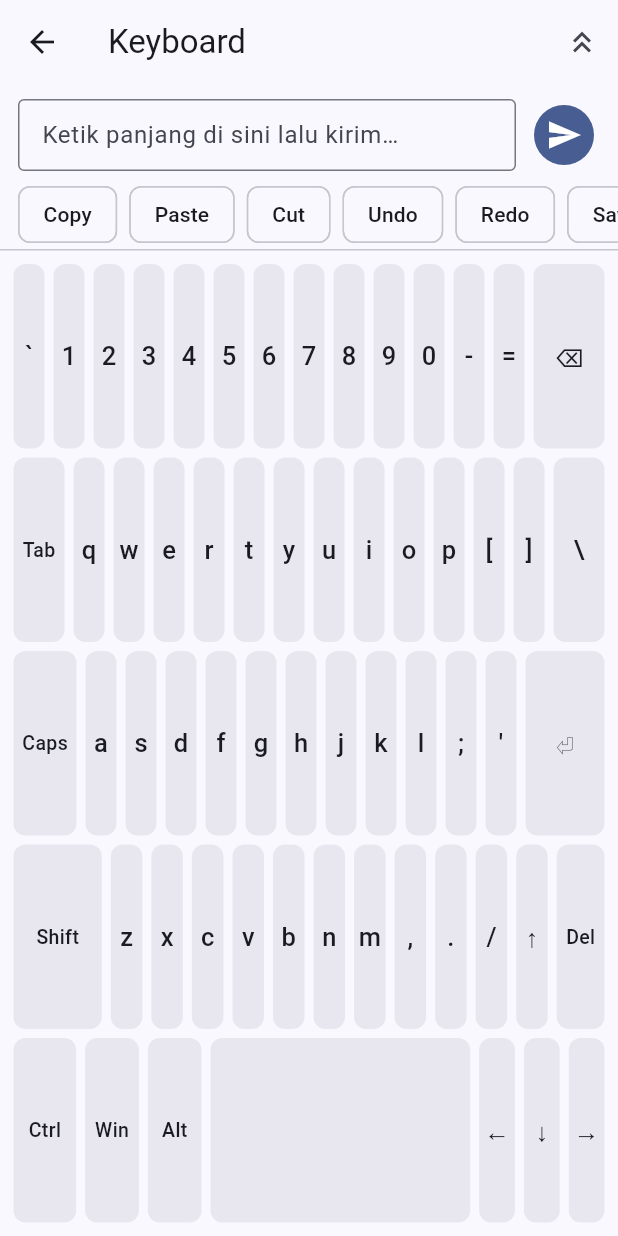
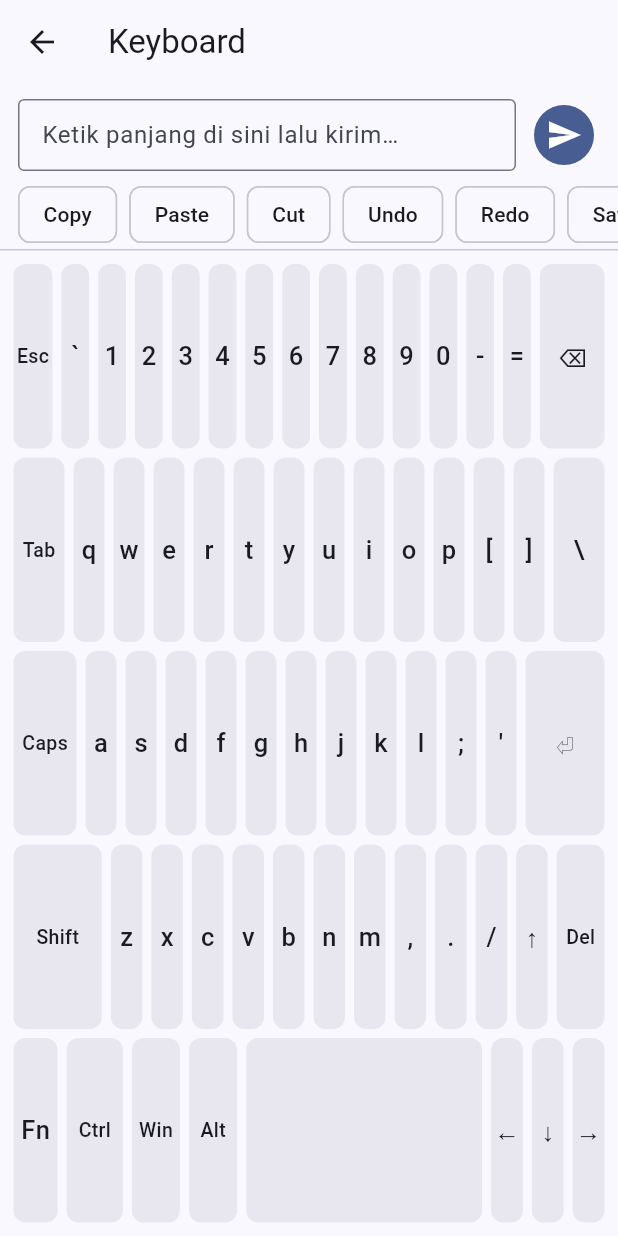
Before and after one commit to adhidevara/decky, a Flutter app: the KeyboardPage screen opened directly with empty values, on a phone screen of 412 x 824 dp. Run offline on Flutter 3.47's test engine with Material 3 defaults, Android fonts, the phone set to English and light mode, and no system bars; our stand-ins replace device_info_plus, flutter_secure_storage, flutter_svg; missing offline and left inert: cryptography, msgpack_dart, nsd; accounts and stored records are empty; statements that could not run were skipped.

Commit message:
feat(keyboard): permanent Esc and an Fn key
Esc was hidden behind the function-row toggle, and that toggle was an
icon in the app bar rather than a key anyone would think to look for.

Esc now sits top-left of the number row where it belongs. Closing a
dialog and cancelling are two of the most frequently needed keys, and
both are urgent exactly when they are needed — neither should cost a
trip through a toggle.

Fn is a key in the bottom row now, and the app bar icon is gone. Two
controls for one thing only makes people guess which is the real one.
Fn never reaches the host: on a real keyboard it is handled in firmware
and never reaches the operating system either, so treating it as a
client-side action is not a shortcut, it is the actual behaviour.

With Esc moved out, the function row had space for the keys that were
missing entirely: Insert, Home, End, PageUp and PageDown.

Verified on the tablet by measuring rather than reading the screen. The
earlier attempt compared document contents, which could not tell the
cases apart — Ctrl+A leaves the text selected, so the next key replaces
it, and the result looks the same whether Esc worked or not. Enumerating
top-level windows does distinguish them: a latched Win plus R opened the
Run dialog, Esc closed it. F5 in Notepad inserted a timestamp, which
confirms the function row reaches the PC.

77 Rust tests and 56 Dart tests pass.

Co-Authored-By: Claude Opus 5 <noreply@anthropic.com>

```diff
--- a/client/lib/modes/keyboard_layout.dart
+++ b/client/lib/modes/keyboard_layout.dart
@@ -71,6 +71,13 @@ class ModifierBank {
   }
 }
 
+/// Tombol yang mengubah keyboard itu sendiri, bukan mengirim apa pun ke host.
+///
+/// Fn di keyboard sungguhan pun tidak pernah sampai ke sistem operasi — ia
+/// ditangani firmware keyboard. Jadi memperlakukannya sebagai tombol lokal
+/// bukan penyederhanaan, itu memang perilakunya.
+enum KeyAction { toggleFunctionRow }
+
 /// Satu tombol di layout.
 class KeyCap {
   const KeyCap(
@@ -79,6 +86,7 @@ class KeyCap {
     this.shifted,
     this.width = 1,
     this.modifier,
+    this.action,
   });
 
   /// Nama `KeyboardEvent.code` menurut W3C — netral terhadap layout fisik.
@@ -96,7 +104,13 @@ class KeyCap {
   /// Terisi kalau tombol ini mengubah modifier, bukan mengirim tombol.
   final Modifier? modifier;
 
+  /// Terisi kalau tombol ini hanya mengubah keyboard di sisi client.
+  final KeyAction? action;
+
   bool get isModifier => modifier != null;
+
+  /// Apakah menekan tombol ini mengirim sesuatu ke host?
+  bool get sendsKey => modifier == null && action == null;
 
   /// Label yang ditampilkan untuk keadaan Shift tertentu.
   String labelFor({required bool shift}) {
@@ -107,11 +121,14 @@ class KeyCap {
   }
 }
 
-/// Baris tombol fungsi. Disembunyikan secara bawaan — jarang dipakai, dan
-/// memakan tinggi layar yang lebih berguna untuk baris lain.
+/// Baris tombol fungsi, dimunculkan oleh tombol Fn.
+///
+/// Escape tidak ada di sini: ia terlalu sering dipakai untuk disembunyikan di
+/// balik pengalih, jadi tempatnya di baris utama. Sisanya — F1–F12 dan
+/// navigasi dokumen — jarang dipakai dan memakan tinggi layar yang lebih
+/// berguna untuk baris huruf.
 const List<List<KeyCap>> functionRow = [
   [
-    KeyCap('Escape', 'Esc', width: 1.4),
     KeyCap('F1', 'F1'),
     KeyCap('F2', 'F2'),
     KeyCap('F3', 'F3'),
@@ -124,7 +141,11 @@ const List<List<KeyCap>> functionRow = [
     KeyCap('F10', 'F10'),
     KeyCap('F11', 'F11'),
     KeyCap('F12', 'F12'),
-    KeyCap('Delete', 'Del', width: 1.4),
+    KeyCap('Insert', 'Ins'),
+    KeyCap('Home', 'Home'),
+    KeyCap('End', 'End'),
+    KeyCap('PageUp', 'PgUp'),
+    KeyCap('PageDown', 'PgDn'),
   ],
 ];
 
@@ -132,6 +153,9 @@ const List<List<KeyCap>> functionRow = [
 /// ke layout apa pun yang sedang aktif di PC.
 const List<List<KeyCap>> mainRows = [
   [
+    // Esc selalu terlihat: menutup dialog dan membatalkan adalah dua hal yang
+    // paling sering dibutuhkan, dan keduanya mendesak saat dibutuhkan.
+    KeyCap('Escape', 'Esc', width: 1.3),
     KeyCap('Backquote', '`', shifted: '~'),
     KeyCap('Digit1', '1', shifted: '!'),
     KeyCap('Digit2', '2', shifted: '@'),
@@ -194,6 +218,7 @@ const List<List<KeyCap>> mainRows = [
     KeyCap('Delete', 'Del', width: 1.4),
   ],
   [
+    KeyCap('Fn', 'Fn', width: 1.3, action: KeyAction.toggleFunctionRow),
     KeyCap('ControlLeft', 'Ctrl', width: 1.6, modifier: Modifier.ctrl),
     KeyCap('MetaLeft', 'Win', width: 1.4, modifier: Modifier.meta),
     KeyCap('AltLeft', 'Alt', width: 1.4, modifier: Modifier.alt),
--- a/client/lib/modes/keyboard_page.dart
+++ b/client/lib/modes/keyboard_page.dart
@@ -31,6 +31,16 @@ class _KeyboardPageState extends State<KeyboardPage> {
   }
 
   Future<void> _press(KeyCap key) async {
+    if (key.action case final action?) {
+      unawaited(HapticFeedback.selectionClick());
+      setState(() {
+        switch (action) {
+          case KeyAction.toggleFunctionRow:
+            _showFunctionRow = !_showFunctionRow;
+        }
+      });
+      return;
+    }
     if (key.modifier case final modifier?) {
       setState(() => _mods.tap(modifier));
       unawaited(HapticFeedback.selectionClick());
@@ -62,6 +72,16 @@ class _KeyboardPageState extends State<KeyboardPage> {
     await widget.conn.send(proto.MsgType.text, proto.TextInput(s: text).toMap());
   }
 
+  /// Tombol yang sedang menyala digambar sama seperti modifier terkunci —
+  /// keduanya berarti "ini aktif sampai kamu mematikannya".
+  ModState _highlightOf(KeyCap key) {
+    if (key.action == KeyAction.toggleFunctionRow) {
+      return _showFunctionRow ? ModState.locked : ModState.off;
+    }
+    final modifier = key.modifier;
+    return modifier == null ? ModState.off : _mods.stateOf(modifier);
+  }
+
   @override
   Widget build(BuildContext context) {
     final shift = _mods.isActive(Modifier.shift);
@@ -71,16 +91,9 @@ class _KeyboardPageState extends State<KeyboardPage> {
     ];
 
     return Scaffold(
-      appBar: AppBar(
-        title: const Text('Keyboard'),
-        actions: [
-          IconButton(
-            icon: Icon(_showFunctionRow ? Icons.keyboard_hide : Icons.keyboard_double_arrow_up),
-            tooltip: _showFunctionRow ? 'Sembunyikan F1–F12' : 'Tampilkan F1–F12',
-            onPressed: () => setState(() => _showFunctionRow = !_showFunctionRow),
-          ),
-        ],
-      ),
+      // Tanpa tombol pengalih di app bar: Fn ada di layout, dan dua kontrol
+      // untuk hal yang sama hanya membuat orang menebak mana yang benar.
+      appBar: AppBar(title: const Text('Keyboard')),
       body: Column(
         children: [
           _TextField(controller: _text, onSubmit: _sendText),
@@ -106,9 +119,7 @@ class _KeyboardPageState extends State<KeyboardPage> {
                               child: _Key(
                                 cap: key,
                                 shift: shift,
-                                state: key.modifier == null
-                                    ? ModState.off
-                                    : _mods.stateOf(key.modifier!),
+                                state: _highlightOf(key),
                                 onTap: () => _press(key),
                               ),
                             ),
```
Also changed, not shown: 1 other file.
